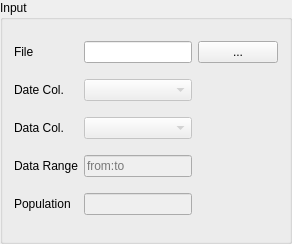
Before: the Qt Designer form epipy/ui/view/inputgroupbox.ui in ckaus/EpiPy, drawn with Qt 5.
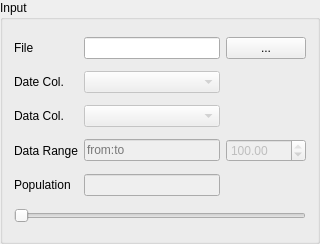
After: the same form once the commit is applied.

Commit message: New functionalities: fitting percentage, population slider

Patch:
```diff
--- a/epipy/ui/view/inputgroupbox.ui
+++ b/epipy/ui/view/inputgroupbox.ui
@@ -6,7 +6,7 @@
    <rect>
     <x>0</x>
     <y>0</y>
-    <width>290</width>
+    <width>320</width>
     <height>244</height>
    </rect>
   </property>
@@ -145,6 +145,47 @@
      </property>
     </widget>
    </item>
+   <item row="3" column="2">
+    <widget class="QDoubleSpinBox" name="data_percentage_spin_box">
+     <property name="enabled">
+      <bool>false</bool>
+     </property>
+     <property name="toolTip">
+      <string>Please specify the percentage of data to be used for fitting.</string>
+     </property>
+     <property name="minimum">
+      <double>0.000000000000000</double>
+     </property>
+     <property name="maximum">
+      <double>100.000000000000000</double>
+     </property>
+     <property name="singleStep">
+      <double>1.000000000000000</double>
+     </property>
+     <property name="value">
+      <double>100.000000000000000</double>
+     </property>
+    </widget>
+   </item>
+   <item row="5" column="0" colspan="3">
+    <widget class="QSlider" name="population_slider">
+     <property name="enabled">
+      <bool>false</bool>
+     </property>
+     <property name="toolTip">
+      <string>You can use the slider to adjust the population quickly </string>
+     </property>
+     <property name="minimum">
+      <number>1</number>
+     </property>
+     <property name="maximum">
+      <number>10000000</number>
+     </property>
+     <property name="orientation">
+      <enum>Qt::Horizontal</enum>
+     </property>
+    </widget>
+   </item>
   </layout>
  </widget>
  <resources/>
```
Left out of the diff: 94 changed lines with no effect on the pictures. The commit also changes 4 other files.
